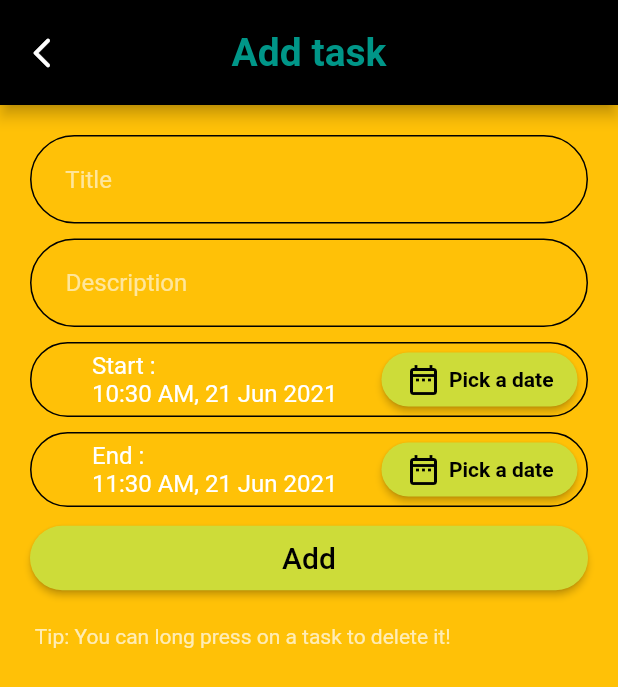
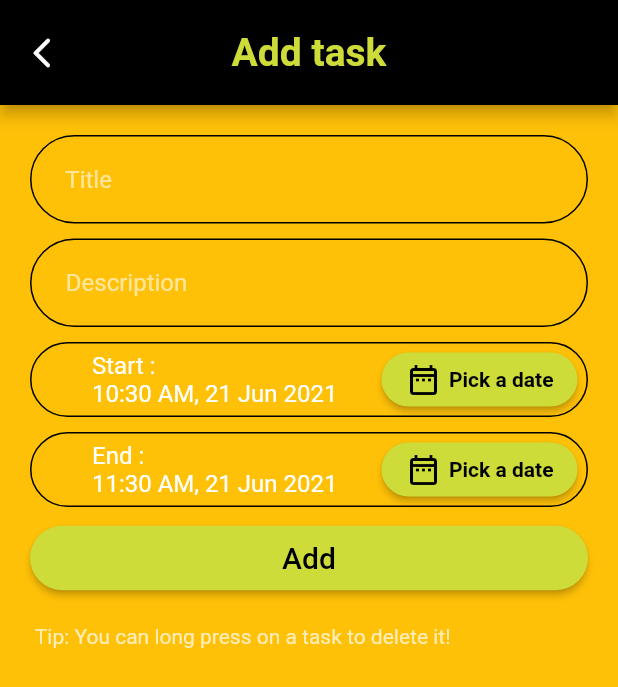
Before and after one commit to rshdhmd/gtechtaskmanagerapp, a Flutter app: the screen it shows after launch, after a tap on the "add" icon, on a phone screen of 412 x 824 dp. Shown: the top 687 px of the screen. Run offline on Flutter 3.47's test engine with Material 2 defaults, Android fonts, the phone set to English and light mode, and no system bars; our stand-ins replace flutter_datetime_picker, googleapis_auth, hive, hive_flutter; missing offline and left inert: googleapis; accounts and stored records are empty; generated files the repository leaves out were written again.

Commit message:
new files changed

```diff
--- a/lib/views/add_todo.dart
+++ b/lib/views/add_todo.dart
@@ -2,10 +2,10 @@ import 'dart:ui';
 // import 'package:googleapis/sheets/v4.dart';
 import 'package:hive/hive.dart';
 import 'package:flutter_datetime_picker/flutter_datetime_picker.dart';
-import "package:googleapis_auth/auth_io.dart";
+
 import 'package:flutter/material.dart';
 import 'package:intl/intl.dart';
-import 'package:url_launcher/url_launcher.dart';
+
 // import 'package:googleapis/calendar/v3.dart';
 
 import 'package:todo/adapters/todo_adapter.dart';
@@ -223,7 +223,7 @@ class _AddTodoState extends State<AddTodo> {
       title: Text(
         "Add task",
         style: TextStyle(
-          color: Colors.teal,
+          color: Colors.lime,
           fontWeight: FontWeight.bold,
           fontSize: 26,
         ),
--- a/lib/views/todo_view.dart
+++ b/lib/views/todo_view.dart
@@ -11,7 +11,7 @@ class TodoView extends StatelessWidget {
     return Scaffold(
       backgroundColor: Colors.amber,
       floatingActionButton: FloatingActionButton(
-        backgroundColor: Colors.teal,
+        backgroundColor: Colors.lime,
         child: Icon(Icons.add),
         onPressed: () {
           Navigator.of(context).push(
```
Also changed, not shown: 18 other files.
